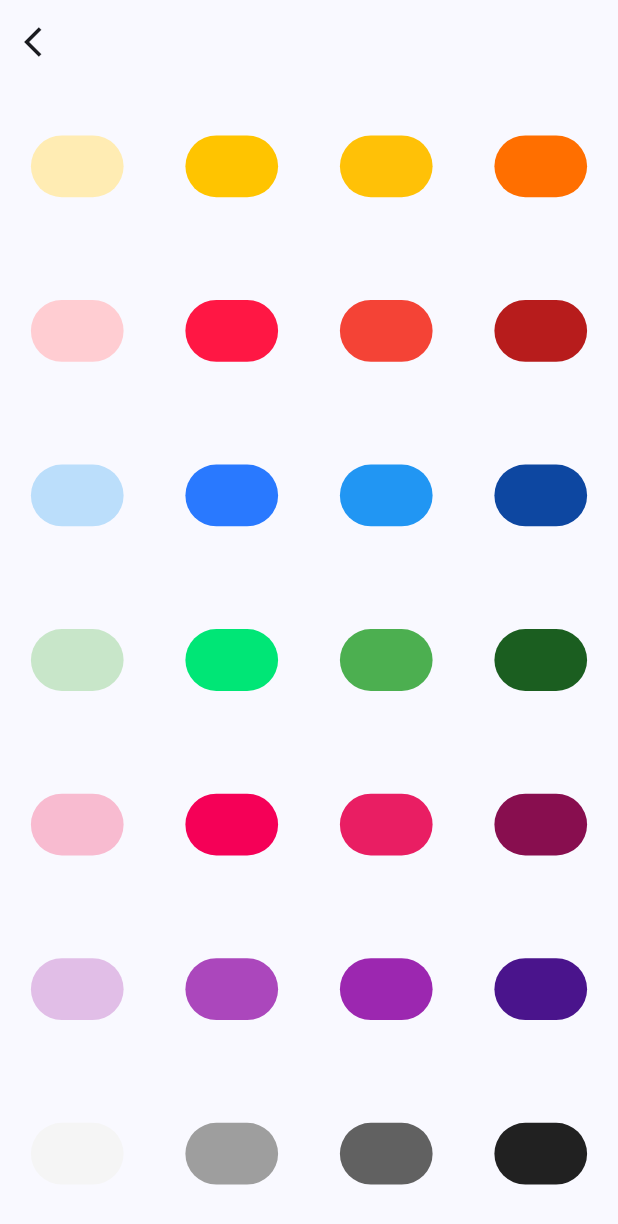
After one commit to brunocaavalcante/Organiza, a Flutter app: the SelectColorPage screen opened directly, on a phone screen of 412 x 824 dp. The commit adds this screen. Shown: the top 1224 px of the screen. Run offline on Flutter 3.47's test engine with Material 2 defaults, Android fonts, the phone set to English and light mode, and no system bars; our stand-ins replace cloud_firestore, curved_navigation_bar, file_picker, firebase_auth, firebase_core, firebase_storage and 1 more; accounts and stored records are empty.

Commit message:
Selecionar Icon Categoria e Selecionar Color Icon Categoria

```diff
--- a/app/lib/main.dart
+++ b/app/lib/main.dart
@@ -54,7 +54,7 @@ class _AppState extends State<App> with WidgetsBindingObserver {
         debugShowCheckedModeBanner: false,
         theme: ThemeData(
           useMaterial3: true,
-          colorSchemeSeed: Colors.green,
+          colorSchemeSeed: Colors.blueAccent,
           brightness: tema,
         ),
         home: const AuthCheck(),
--- a/app/lib/models/operacao.dart
+++ b/app/lib/models/operacao.dart
@@ -5,7 +5,7 @@ class Operacao {
   String id = "";
   String descricao = "";
   double valor = 0;
-  CategoriaDepesa? categoria;
+  Categoria? categoria;
   int? status;
   int? tipoOperacao;
   int? tipoFrequencia;
--- /dev/null
+++ b/app/lib/pages/categoria/select_color_page.dart
@@ -0,0 +1,107 @@
+import 'package:flutter/material.dart';
+
+class SelectColorPage extends StatefulWidget {
+  const SelectColorPage({super.key});
+
+  @override
+  State<SelectColorPage> createState() => _SelectColorPageState();
+}
+
+class _SelectColorPageState extends State<SelectColorPage> {
+  var listColors = [
+    Colors.amber.shade100,
+    Colors.amberAccent.shade400,
+    Colors.amber,
+    Colors.amber.shade900,
+    Colors.red.shade100,
+    Colors.redAccent.shade400,
+    Colors.red,
+    Colors.red.shade900,
+    Colors.blue.shade100,
+    Colors.blueAccent.shade400,
+    Colors.blue,
+    Colors.blue.shade900,
+    Colors.green.shade100,
+    Colors.greenAccent.shade400,
+    Colors.green,
+    Colors.green.shade900,
+    Colors.pink.shade100,
+    Colors.pinkAccent.shade400,
+    Colors.pink,
+    Colors.pink.shade900,
+    Colors.purple.shade100,
+    Colors.purple.shade400,
+    Colors.purple,
+    Colors.purple.shade900,
+    Colors.grey.shade100,
+    Colors.grey,
+    Colors.grey.shade700,
+    Colors.grey.shade900,
+  ];
+  List<Widget> list = [];
+
+  @override
+  Widget build(BuildContext context) {
+    returnColors();
+    return Scaffold(
+        appBar: AppBar(
+            title: const Text(""),
+            leading: IconButton(
+                icon: const Icon(Icons.arrow_back_ios),
+                onPressed: () {
+                  Navigator.pop(context, Colors.amber);
+                })),
+        body: Column(
+          mainAxisAlignment: MainAxisAlignment.spaceAround,
+          children: list,
+        ));
+  }
+
+  returnColors() {
+    double width = 0.15;
+    double height = 0.05;
+    list = [];
+    for (var i = 0; i < listColors.length; i = i + 4) {
+      var row =
+          Row(mainAxisAlignment: MainAxisAlignment.spaceAround, children: [
+        InkWell(
+            onTap: retornaIconSelecionado(listColors[i]),
+            child: Container(
+                width: MediaQuery.of(context).size.width * width,
+                height: MediaQuery.of(context).size.height * height,
+                decoration: BoxDecoration(
+                    borderRadius: const BorderRadius.all(Radius.circular(100)),
+                    color: listColors[i]))),
+        InkWell(
+            onTap: retornaIconSelecionado(listColors[i + 1]),
+            child: Container(
+                width: MediaQuery.of(context).size.width * width,
+                height: MediaQuery.of(context).size.height * height,
+                decoration: BoxDecoration(
+                    borderRadius: const BorderRadius.all(Radius.circular(50)),
+                    color: listColors[i + 1]))),
+        InkWell(
+            onTap: retornaIconSelecionado(listColors[i + 2]),
+            child: Container(
+                width: MediaQuery.of(context).size.width * width,
+                height: MediaQuery.of(context).size.height * height,
+                decoration: BoxDecoration(
+                    borderRadius: const BorderRadius.all(Radius.circular(50)),
+                    color: listColors[i + 2]))),
+        InkWell(
+            onTap: retornaIconSelecionado(listColors[i + 3]),
+            child: Container(
+                width: MediaQuery.of(context).size.width * width,
+                height: MediaQuery.of(context).size.height * height,
+                decoration: BoxDecoration(
+                    borderRadius: const BorderRadius.all(Radius.circular(50)),
+                    color: listColors[i + 3]))),
+      ]);
+      list.add(row);
+    }
+  }
+
+  Function()? retornaIconSelecionado(Color color) {
+    return (() => {Navigator.pop(context, color)});
+  }
+}
```
Also changed, not shown: app/lib/models/categoria.dart (+21 -2 lines), app/lib/pages/categoria/cadastro_categoria_page.dart (added, +103 -0 lines), app/lib/pages/categoria/select_categoria_page.dart (+90 -3 lines), app/lib/pages/categoria/select_icon_page.dart (added, +91 -0 lines), app/lib/pages/despesas/cadastro_despes_page.dart (+22 -5 lines), app/lib/pages/despesas/home_despesa_page.dart (+6 -7 lines), 1 other file.
